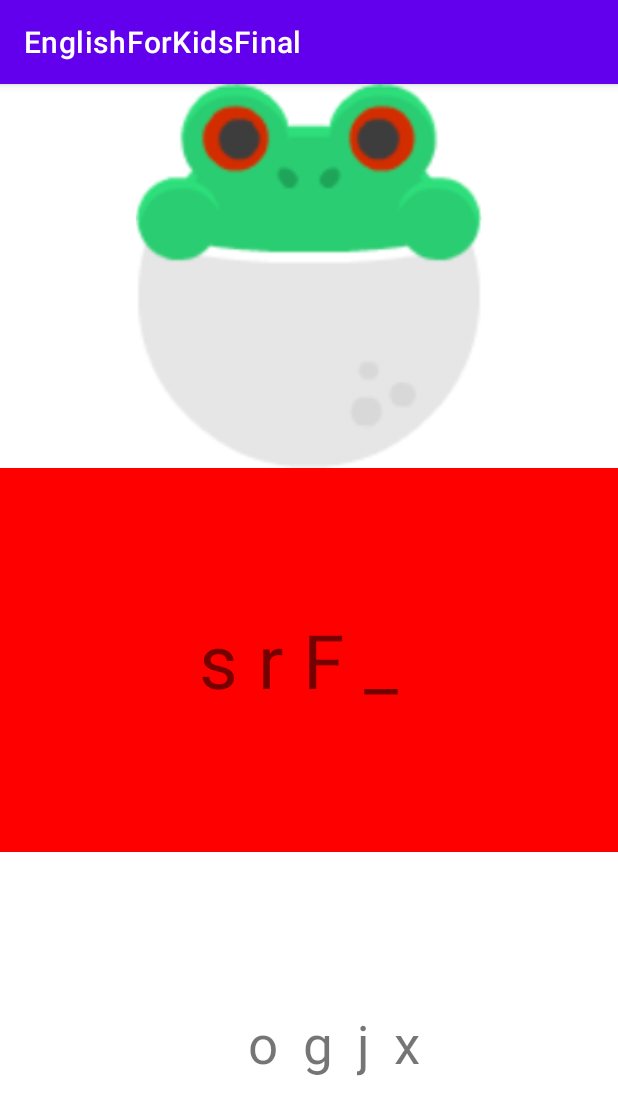
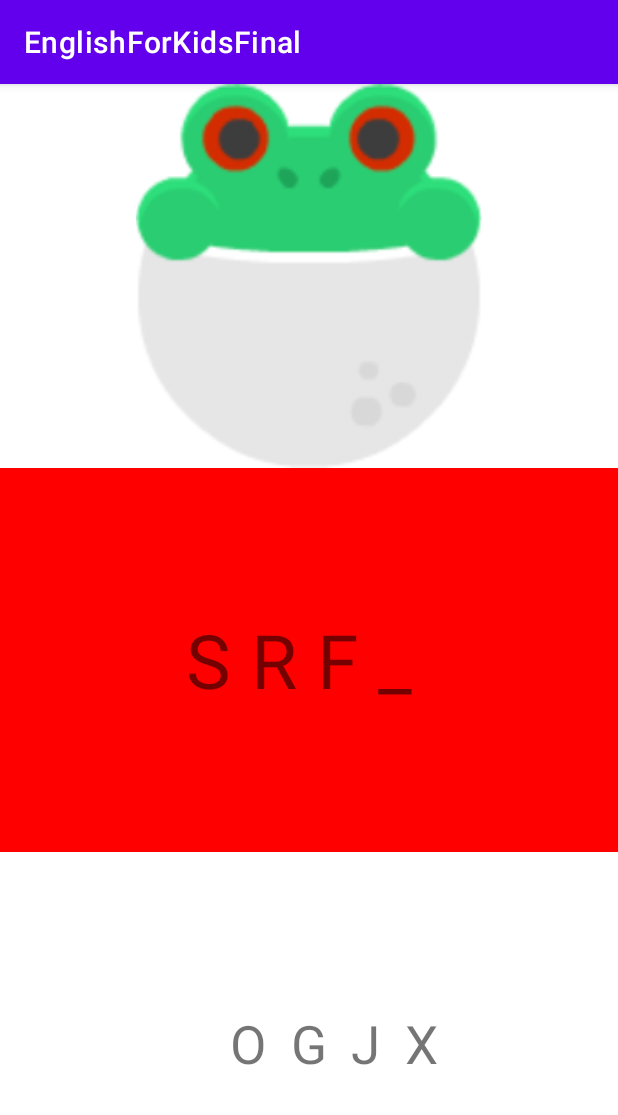
Before and after one commit to radkoff26/english_for_kids, an Android app: the GameSpace screen opened directly, with no data from a screen before it, after a tap on an icon or button, on a phone screen of 412 x 824 dp. Shown: the top 1115 px of the screen. Run offline under Robolectric (Android 15) with nearby library versions, the phone set to English and light mode, and no system bars; 3 other taps on this screen came first.

Commit message:
fixed bug with game 'Find letters'

```diff
--- a/app/src/main/java/com/example/englishforkidsfinal/models/LettersView.java
+++ b/app/src/main/java/com/example/englishforkidsfinal/models/LettersView.java
@@ -22,7 +22,7 @@ public class LettersView extends LinearLayout {
     }
 
     public void startSettings(String word, TargetView targetView) {
-        this.word = word;
+        this.word = word.toLowerCase();
         this.targetView = targetView;
 
         setOrientation(LinearLayout.HORIZONTAL);
@@ -51,7 +51,7 @@ public class LettersView extends LinearLayout {
 
             tv = new TextView(getContext());
             addView(tv, new LayoutParams(ViewGroup.LayoutParams.WRAP_CONTENT, ViewGroup.LayoutParams.WRAP_CONTENT));
-            tv.setText(letters.get(i).getLetter().toString());
+            tv.setText(letters.get(i).getLetter().toString().toUpperCase());
             tv.setTextSize(35f);
             tv.setPadding(0, 0, 25, 0);
 
@@ -68,6 +68,6 @@ public class LettersView extends LinearLayout {
     }
 
     public void returnLetter(Letter letter) {
-        ((TextView) getChildAt(letter.getIndex())).setText(letter.getLetter().toString());
+        ((TextView) getChildAt(letter.getIndex())).setText(letter.getLetter().toString().toUpperCase());
     }
 }
--- a/app/src/main/java/com/example/englishforkidsfinal/models/TargetView.java
+++ b/app/src/main/java/com/example/englishforkidsfinal/models/TargetView.java
@@ -22,7 +22,7 @@ public class TargetView extends LinearLayout {
     }
 
     public void startSettings(Context context, String word) {
-        this.word = word;
+        this.word = word.toLowerCase();
         ctx = context;
         setOrientation(LinearLayout.HORIZONTAL);
 
@@ -56,7 +56,7 @@ public class TargetView extends LinearLayout {
         for (int i = 0; i < getChildCount(); i++) {
             tv = (LetterTextView) getChildAt(i);
             if (tv.getText().toString().trim().equals("_") && !f) {
-                tv.setText(letter.getLetter().toString());
+                tv.setText(letter.getLetter().toString().toUpperCase());
                 tv.setLetter(letter);
                 v.setText("");
                 f = true;
@@ -67,7 +67,7 @@ public class TargetView extends LinearLayout {
             s += ((LetterTextView) getChildAt(i)).getText().toString();
         }
 
-        if (word.toLowerCase().equals(s)) {
+        if (word.toLowerCase().equals(s.toLowerCase())) {
             ((GameSpace) ctx).add();
             ((GameSpace) ctx).restart();
         }
--- a/app/src/main/java/com/example/englishforkidsfinal/models/Word.java
+++ b/app/src/main/java/com/example/englishforkidsfinal/models/Word.java
@@ -35,7 +35,7 @@ public class Word {
 
     public boolean equals(Object o) {
         if (o instanceof Word) {
-            return this.animal.equals(((Word) o).animal);
+            return this.animal.toLowerCase().equals(((Word) o).animal.toLowerCase());
         }
         return false;
     }
```
Also changed, not shown: app/src/main/java/com/example/englishforkidsfinal/models/SayThread.java (added, +34 -0 lines), app/src/main/res/navigation/nav_graph.xml (added, +28 -0 lines), 170 other files.
